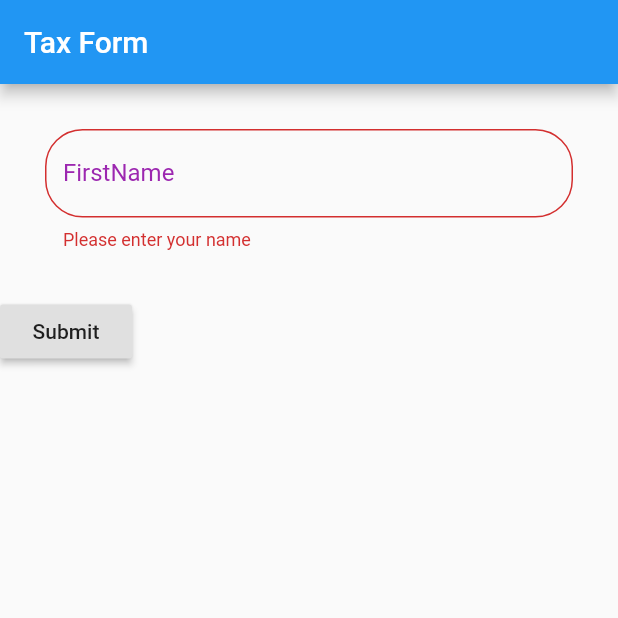
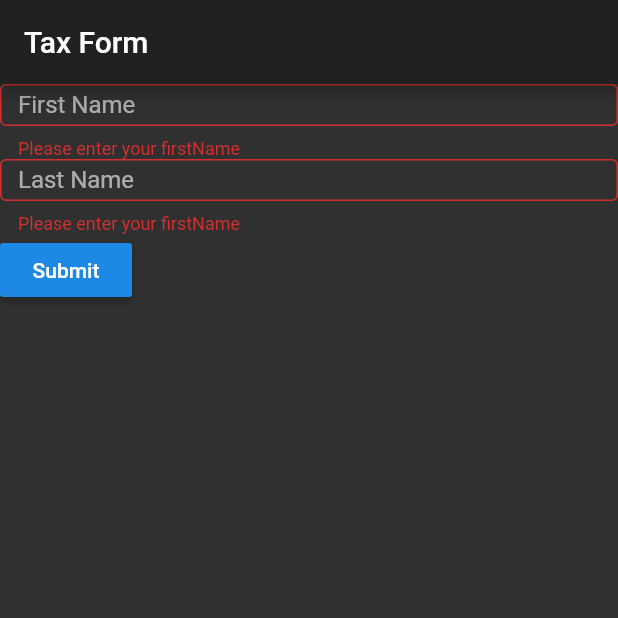
Before and after one commit to rayhaanbhikha/tax_calculator, a Flutter app: the screen it shows after launch, after a tap on "Submit", on a phone screen of 412 x 824 dp, the top half of it. Run offline on Flutter 3.47's test engine with Material 2 defaults, Android fonts, the phone set to English and light mode, and no system bars.

Commit message:
textform fields created.

```diff
--- a/lib/CustomForm.dart
+++ b/lib/CustomForm.dart
@@ -1,8 +1,8 @@
 import 'package:flutter/material.dart';
 import 'package:provider/provider.dart';
+import 'package:tax_calc/MyTextFormField.dart';
 import './MyRaisedButton.dart';
 import './MyTaxForm.dart';
-
 
 class CustomForm extends StatefulWidget {
   @override
@@ -10,12 +10,9 @@ class CustomForm extends StatefulWidget {
 }
 
 class CustomFormState extends State<CustomForm> {
-
-
   @override
   Widget build(BuildContext context) {
-    final TaxForm _taxForm = Provider.of<TaxForm>(context);
-    final validate = new Validate();
+    final MyTaxForm _taxForm = Provider.of<MyTaxForm>(context);
     final _formKey = GlobalKey<FormState>();
 
     onSubmit() {
@@ -24,7 +21,7 @@ class CustomFormState extends State<CustomForm> {
         form.save();
         _taxForm.save();
         Scaffold.of(context).showSnackBar(SnackBar(
-          content: Text("Processing Data: ${_taxForm.firstName}"),
+          content: Text("Processing Data"),
         ));
       }
     }
@@ -34,33 +31,18 @@ class CustomFormState extends State<CustomForm> {
       child: Column(
           crossAxisAlignment: CrossAxisAlignment.start,
           children: <Widget>[
-            Padding(
-              padding: EdgeInsets.all(30.0),
-              child: TextFormField(
-                decoration: InputDecoration(
-                    labelText: "FirstName",
-                    fillColor: Colors.white,
-                    border: OutlineInputBorder(
-                        borderRadius: BorderRadius.circular(25.0),
-                        borderSide: BorderSide()),
-                    labelStyle: TextStyle(color: Colors.purple)),
-                validator: (val) => validate("Please enter your name", val),
-                onSaved: (val) => setState(() {
-                      _taxForm.firstName = val;
-                    }),
+            MyTextFormField(
+                labelText: "First Name",
+                errorMsg: "Please enter your firstName",
+                onSaved: (val) => _taxForm.firstName = val,
               ),
-            ),
+            MyTextFormField(
+                labelText: "Last Name",
+                errorMsg: "Please enter your firstName",
+                onSaved: (val) => _taxForm.lastName = val
+              ),
             MyRaisedButton(onSubmit)
           ]),
     );
   }
 }
-
-class Validate {
-  call(String errorMessage, String value) {
-    if (value.isEmpty) {
-      return errorMessage;
-    }
-    return null;
-  }
-}
--- /dev/null
+++ b/lib/MyTaxForm.dart
@@ -0,0 +1,24 @@
+import 'package:flutter/widgets.dart';
+import 'package:tax_calc/model/TaxForm.dart';
+
+class MyTaxForm with ChangeNotifier {
+  TaxForm _taxForm = TaxForm();
+
+  String get firstName => _taxForm.firstName;
+
+  set firstName(String newFirstName) {
+    _taxForm.firstName = newFirstName;
+    notifyListeners();
+  }
+
+  String get lastName => _taxForm.lastName;
+
+  set lastName(String newLastName) {
+    _taxForm.lastName = newLastName;
+    notifyListeners();
+  }
+
+  void save() {
+    print(_taxForm.toString());
+  }
+}
--- /dev/null
+++ b/lib/MyTextFormField.dart
@@ -0,0 +1,33 @@
+import 'package:flutter/material.dart';
+import 'package:tax_calc/Validate.dart';
+
+class MyTextFormField extends StatelessWidget {
+  final String labelText, errorMsg;
+  final Function onSaved;
+
+  MyTextFormField(
+      {@required this.labelText,
+      @required this.errorMsg,
+      @required this.onSaved});
+
+  @override
+  Widget build(BuildContext context) {
+    final inputDecoration = InputDecoration(
+      labelText: this.labelText,
+      // fillColor: Colors.grey[100],
+      // filled: true,
+      border: OutlineInputBorder(
+          // borderRadius: BorderRadius.circular(10.0),
+          borderSide: BorderSide(color: Colors.green)),
+      // labelStyle: TextStyle(color: Colors.purple)
+    );
+
+    return Container(
+      height: 50.0,
+      child: TextFormField(
+          decoration: inputDecoration,
+          validator: (val) => validate(this.errorMsg, val),
+          onSaved: this.onSaved),
+    );
+  }
+}
--- /dev/null
+++ b/lib/Validate.dart
@@ -0,0 +1,10 @@
+class Validate {
+  call(String errorMessage, String value) {
+    if (value.isEmpty) {
+      return errorMessage;
+    }
+    return null;
+  }
+}
+
+final validate = new Validate();
--- a/lib/main.dart
+++ b/lib/main.dart
@@ -1,5 +1,6 @@
 import 'package:flutter/material.dart';
 import 'package:provider/provider.dart';
+import 'package:tax_calc/MyTaxForm.dart';
 import './CustomForm.dart';
 
 void main() => runApp(MyApp());
@@ -9,11 +10,13 @@ class MyApp extends StatelessWidget {
   Widget build(BuildContext context) {
     return MaterialApp(
         title: 'Flutter Demo',
-        theme: ThemeData(
-          primarySwatch: Colors.blue,
-        ),
+        theme: ThemeData.dark(),
         home: Scaffold(
             appBar: AppBar(title: Text("Tax Form")),
-            body: Center(child: CustomForm())));
+            body: ChangeNotifierProvider(
+                builder: (context) => MyTaxForm(),
+                child: CustomForm())
+                )
+            );
   }
 }
--- a/lib/TaxForm.dart
+++ b/lib/model/TaxForm.dart
@@ -1,15 +1,11 @@
 class TaxForm {
   String firstName, lastName;
-  int age, salary;
 
   @override
   String toString() {
     return """
-     first name: ${this.firstName}
+     first name: $firstName,
+     last name: $lastName
     """;
   }
-
-  void save() {
-    print(this.toString());
-  }
 }
```
